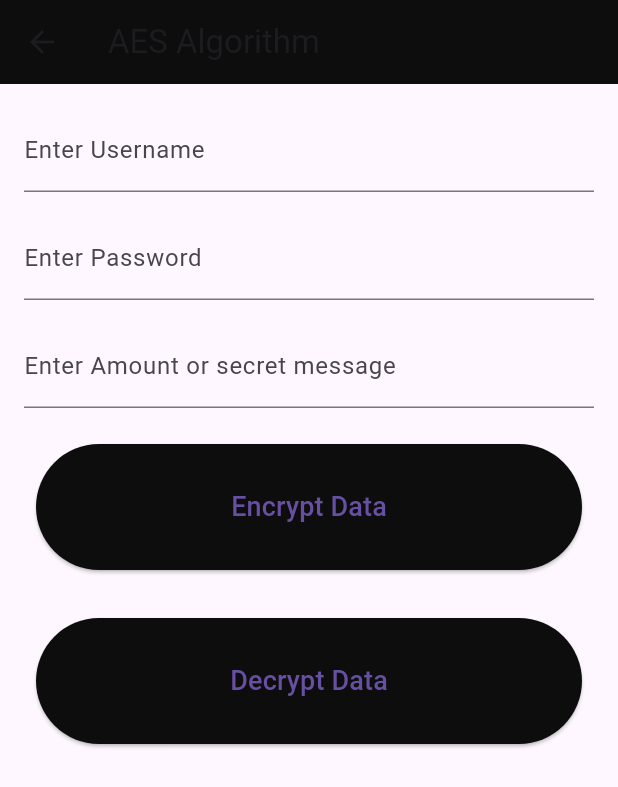
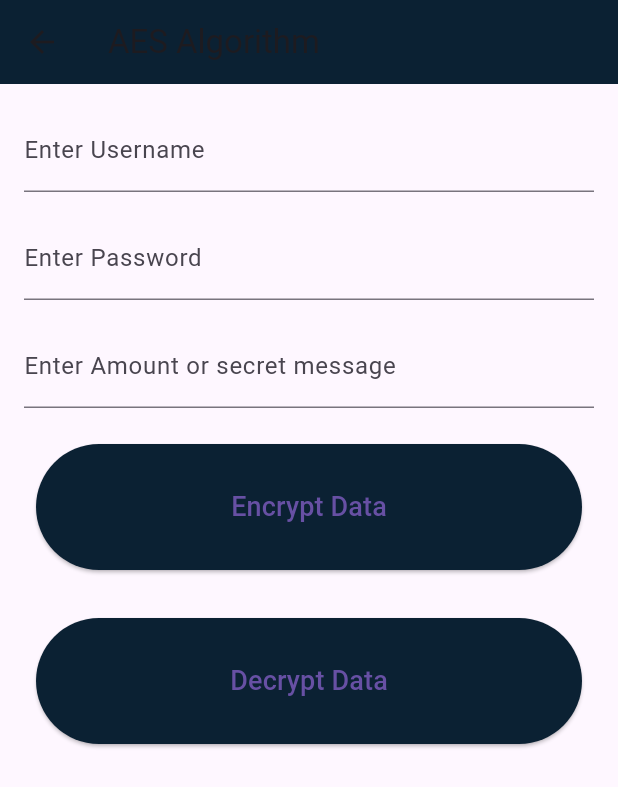
Before and after one commit to ali-haider17/encryption-analysis-app, a Flutter app: the screen it shows after launch, after a tap on "AES Algorithm", on a phone screen of 412 x 824 dp. Shown: the top 787 px of the screen. Run offline on Flutter 3.47's test engine with Material 3 defaults, Android fonts, the phone set to English and light mode, and no system bars; our stand-ins replace easy_splash_screen, firebase_core, firebase_database; missing offline and left inert: pointycastle; accounts and stored records are empty.

Commit message:
Version 1.0

```diff
--- a/lib/decryption_screens/aes_decryption.dart
+++ b/lib/decryption_screens/aes_decryption.dart
@@ -19,7 +19,7 @@ class _AESDecryptionState extends State<AESDecryption> {
     return Scaffold(
       appBar: AppBar(
         title: Text('AES Decryption'),
-        backgroundColor: Color.fromARGB(255, 13, 13, 13),
+        backgroundColor: Color.fromARGB(255, 11, 33, 51),
       ),
       body: Padding(
         padding: const EdgeInsets.all(16.0),
@@ -44,7 +44,7 @@ class _AESDecryptionState extends State<AESDecryption> {
                 padding: const EdgeInsets.all(8.0),
                 child: ElevatedButton(
                   style: ButtonStyle(
-                    backgroundColor: MaterialStateProperty.all(Color.fromARGB(255, 13, 13, 13)),
+                    backgroundColor: MaterialStateProperty.all(Color.fromARGB(255, 11, 33, 51)),
                   ),
                     onPressed: _displayMessage,
                     child: Text('Decrypt Message', style: TextStyle(fontSize: 18)),
--- a/lib/decryption_screens/digest_sha256_decryption.dart
+++ b/lib/decryption_screens/digest_sha256_decryption.dart
@@ -22,7 +22,7 @@ class _DigestSHA256DecryptionState extends State<DigestSHA256Decryption> {
     return Scaffold(
       appBar: AppBar(
         title: Text('Digest SHA256 Decryption'),
-        backgroundColor: Color.fromARGB(255, 13, 13, 13),
+        backgroundColor: Color.fromARGB(255, 11, 33, 51),
       ),
       body: Padding(
         padding: const EdgeInsets.all(16.0),
@@ -47,7 +47,7 @@ class _DigestSHA256DecryptionState extends State<DigestSHA256Decryption> {
                 padding: const EdgeInsets.all(8.0),
                 child: ElevatedButton(
                   style: ButtonStyle(
-                    backgroundColor: MaterialStateProperty.all(Color.fromARGB(255, 13, 13, 13)),
+                    backgroundColor: MaterialStateProperty.all(Color.fromARGB(255, 11, 33, 51)),
                   ),
               onPressed: _displayMessage,
               child: Text('Decrypt Message', style: TextStyle(fontSize: 18)),
--- a/lib/decryption_screens/hmac_decryption.dart
+++ b/lib/decryption_screens/hmac_decryption.dart
@@ -23,7 +23,7 @@ class _HMACDecryptionState extends State<HMACDecryption> {
     return Scaffold(
       appBar: AppBar(
         title: Text('HMAC SHA-256 Decryption'),
-        backgroundColor: Color.fromARGB(255, 13, 13, 13),
+        backgroundColor: Color.fromARGB(255, 11, 33, 51),
       ),
       body: Padding(
         padding: const EdgeInsets.all(16.0),
@@ -48,7 +48,7 @@ class _HMACDecryptionState extends State<HMACDecryption> {
                 padding: const EdgeInsets.all(8.0),
                 child: ElevatedButton(
                   style: ButtonStyle(
-                    backgroundColor: MaterialStateProperty.all(Color.fromARGB(255, 13, 13, 13)),
+                    backgroundColor: MaterialStateProperty.all(Color.fromARGB(255, 11, 33, 51)),
                   ),
                     onPressed: _displayMessage,
                     child: Text('Decrypt Message', style: TextStyle(fontSize: 18)),
--- a/lib/decryption_screens/rsa_decryption.dart
+++ b/lib/decryption_screens/rsa_decryption.dart
@@ -19,7 +19,7 @@ class _RSADecryptionState extends State<RSADecryption> {
     return Scaffold(
       appBar: AppBar(
         title: Text('RSA Decryption'),
-        backgroundColor: Color.fromARGB(255, 13, 13, 13),
+        backgroundColor: Color.fromARGB(255, 11, 33, 51),
       ),
       body: Padding(
         padding: const EdgeInsets.all(16.0),
@@ -44,7 +44,7 @@ class _RSADecryptionState extends State<RSADecryption> {
                 padding: const EdgeInsets.all(8.0),
                 child: ElevatedButton(
                   style: ButtonStyle(
-                    backgroundColor: MaterialStateProperty.all(Color.fromARGB(255, 13, 13, 13)),
+                    backgroundColor: MaterialStateProperty.all(Color.fromARGB(255, 11, 33, 51)),
                   ),
               onPressed: _displayMessage,
               child: Text('Decrypt Message', style: TextStyle(fontSize: 18)),
--- a/lib/main.dart
+++ b/lib/main.dart
@@ -33,12 +33,13 @@ const MyApp({super.key});
       // routes: [],
       home: EasySplashScreen(
         loadingTextPadding: EdgeInsets.all(10),
-        logo: Image.asset("assets/images/encryption_logo.png"), logoWidth: 130,
-        title: Text("Comparative Analysis of \nEncryption Algorithms", style: TextStyle(color: Colors.white, fontSize: 24,), textAlign: TextAlign.center,),
-        backgroundColor: Color.fromARGB(255, 13,13,13,),
+        logo: Image.asset("assets/images/logo.png"), logoWidth: 130,
+        title: Text("Implementation of \nEncryption Algorithms", style: TextStyle(color: Colors.white, fontSize: 24,), textAlign: TextAlign.center,),
+        // backgroundColor: Color.fromARGB(255, 13,13,13,),
+        backgroundImage: AssetImage("assets/images/background.png"),
         durationInSeconds: 5,
         showLoader: false,
-        loadingText: Text("Name: Saad Bin Tariq\nStudent ID: 2356185\nSupervisor: Rasha Hafidh\n\n", style: TextStyle(color: Colors.white), textAlign: TextAlign.center,),
+        loadingText: Text("Loading...", style: TextStyle(color: Colors.white), textAlign: TextAlign.center,),
         navigator: Home(),
          ),
 
--- a/lib/screens/aes_algorithm.dart
+++ b/lib/screens/aes_algorithm.dart
@@ -45,7 +45,7 @@ class _AESEncryptionState extends State<AESEncryption> {
     return Scaffold(
       appBar: AppBar(
         title: Text('AES Algorithm'),
-        backgroundColor: Color.fromARGB(255, 13, 13, 13),
+        backgroundColor: Color.fromARGB(255, 11, 33, 51),
       ),
       body: Padding(
         padding: const EdgeInsets.all(16.0),
@@ -76,7 +76,7 @@ class _AESEncryptionState extends State<AESEncryption> {
                 padding: const EdgeInsets.all(8.0),
                 child: ElevatedButton(
                   style: ButtonStyle(
-                    backgroundColor: MaterialStateProperty.all(Color.fromARGB(255, 13, 13, 13)),
+                    backgroundColor: MaterialStateProperty.all(Color.fromARGB(255, 11, 33, 51)),
                   ),
                   onPressed: () {
                     _encryptMessage(defaultAESKey); // Pass the password
@@ -93,7 +93,7 @@ class _AESEncryptionState extends State<AESEncryption> {
                 padding: const EdgeInsets.all(8.0),
                 child: ElevatedButton(
                   style: ButtonStyle(
-                    backgroundColor: MaterialStateProperty.all(Color.fromARGB(255, 13, 13, 13)),
+                    backgroundColor: MaterialStateProperty.all(Color.fromARGB(255, 11, 33, 51)),
                   ),
                   onPressed: () {
                     Navigator.of(context).pushNamed('/aes_decryption');
--- a/lib/screens/digest_sha256_algorithm.dart
+++ b/lib/screens/digest_sha256_algorithm.dart
@@ -24,7 +24,7 @@ class _DigestSHA256State extends State<DigestSHA256> {
     return Scaffold(
       appBar: AppBar(
         title: Text('SHA-256 Digest Algorithm'),
-        backgroundColor: Color.fromARGB(255, 13, 13, 13),
+        backgroundColor: Color.fromARGB(255, 11, 33, 51),
       ),
       body: Padding(
         padding: const EdgeInsets.all(16.0),
@@ -55,7 +55,7 @@ class _DigestSHA256State extends State<DigestSHA256> {
                 padding: const EdgeInsets.all(8.0),
                 child: ElevatedButton(
                   style: ButtonStyle(
-                    backgroundColor: MaterialStateProperty.all(Color.fromARGB(255, 13, 13, 13)),
+                    backgroundColor: MaterialStateProperty.all(Color.fromARGB(255, 11, 33, 51)),
                   ),
               onPressed: _calculateDigest,
               child: Text('Encrypt Data', style: TextStyle(fontSize: 18)),
@@ -70,7 +70,7 @@ class _DigestSHA256State extends State<DigestSHA256> {
                 padding: const EdgeInsets.all(8.0),
                 child: ElevatedButton(
                   style: ButtonStyle(
-                    backgroundColor: MaterialStateProperty.all(Color.fromARGB(255, 13, 13, 13)),
+                    backgroundColor: MaterialStateProperty.all(Color.fromARGB(255, 11, 33, 51)),
                   ),
                   onPressed: () {
                     Navigator.of(context).pushNamed('/digest_sha256_decryption');
--- a/lib/screens/hmac_algorithm.dart
+++ b/lib/screens/hmac_algorithm.dart
@@ -25,7 +25,7 @@ class _HMACEncryptionState extends State<HMACEncryption> {
     return Scaffold(
       appBar: AppBar(
         title: Text('HMAC SHA-256 Algorithm'),
-        backgroundColor: Color.fromARGB(255, 13, 13, 13),
+        backgroundColor: Color.fromARGB(255, 11, 33, 51),
       ),
       body: Padding(
         padding: const EdgeInsets.all(16.0),
@@ -55,7 +55,7 @@ class _HMACEncryptionState extends State<HMACEncryption> {
                 padding: const EdgeInsets.all(8.0),
                 child: ElevatedButton(
                   style: ButtonStyle(
-                    backgroundColor: MaterialStateProperty.all(Color.fromARGB(255, 13, 13, 13)),
+                    backgroundColor: MaterialStateProperty.all(Color.fromARGB(255, 11, 33, 51)),
                   ),
                   onPressed: () {
                     _calculateHMAC(defaultHMACKey);
@@ -72,7 +72,7 @@ class _HMACEncryptionState extends State<HMACEncryption> {
                 padding: const EdgeInsets.all(8.0),
                 child: ElevatedButton(
                   style: ButtonStyle(
-                    backgroundColor: MaterialStateProperty.all(Color.fromARGB(255, 13, 13, 13)),
+                    backgroundColor: MaterialStateProperty.all(Color.fromARGB(255, 11, 33, 51)),
                   ),
                   onPressed: () {
                     Navigator.of(context).pushNamed('/hmac_decryption');
--- a/lib/screens/home.dart
+++ b/lib/screens/home.dart
@@ -1,10 +1,20 @@
 import 'package:flutter/material.dart';
+import 'dart:io';
 
 class Home extends StatelessWidget {
   Widget build(BuildContext context) {
     return Scaffold(
       appBar: AppBar(
-        title: Text('Comparative Encryption Analysis'), backgroundColor: Color.fromARGB(255, 13,13,13,),
+        title: Text('Comparative Encryption Analysis'), backgroundColor: Color.fromARGB(255, 11, 33, 51),
+        actions: [
+          IconButton(
+            icon: Icon(Icons.exit_to_app),
+            onPressed: () {
+              // Add exit functionality here
+              exit(0);
+            },
+          ),
+        ],
       ),
       body: SingleChildScrollView(
         child: Center(
@@ -30,7 +40,7 @@ class Home extends StatelessWidget {
                   child: Padding(
                     padding: const EdgeInsets.all(8.0), // Set the desired padding
                     child: ElevatedButton(
-                      style: ButtonStyle(backgroundColor: MaterialStateProperty.all(Color.fromARGB(255, 13, 13, 13)),),
+                      style: ButtonStyle(backgroundColor: MaterialStateProperty.all(Color.fromARGB(255, 11, 33, 51)),),
                       onPressed: () {
                         // Navigate to the AES algorithm screen
                         Navigator.of(context).pushNamed('/aes_algorithm');
@@ -53,7 +63,7 @@ class Home extends StatelessWidget {
                   child: Padding(
                     padding: const EdgeInsets.all(8.0), // Set the desired padding
                     child: ElevatedButton(
-                      style: ButtonStyle(backgroundColor: MaterialStateProperty.all(Color.fromARGB(255, 13, 13, 13)),),
+                      style: ButtonStyle(backgroundColor: MaterialStateProperty.all(Color.fromARGB(255, 11, 33, 51)),),
                       onPressed: () {
                         // Navigate to the RSA algorithm screen
                         Navigator.of(context).pushNamed('/rsa_algorithm');
@@ -76,7 +86,7 @@ class Home extends StatelessWidget {
                   child: Padding(
                     padding: const EdgeInsets.all(8.0), // Set the desired padding
                     child: ElevatedButton(
-                      style: ButtonStyle(backgroundColor: MaterialStateProperty.all(Color.fromARGB(255, 13, 13, 13)),),
+                      style: ButtonStyle(backgroundColor: MaterialStateProperty.all(Color.fromARGB(255, 11, 33, 51)),),
                       onPressed: () {
                         // Navigate to the HMAC algorithm screen
                         Navigator.of(context).pushNamed('/hmac_algorithm');
@@ -99,7 +109,7 @@ class Home extends StatelessWidget {
                   child: Padding(
                     padding: const EdgeInsets.all(8.0), // Set the desired padding
                     child: ElevatedButton(
-                      style: ButtonStyle(backgroundColor: MaterialStateProperty.all(Color.fromARGB(255, 13, 13, 13)),),
+                      style: ButtonStyle(backgroundColor: MaterialStateProperty.all(Color.fromARGB(255, 11, 33, 51)),),
                       onPressed: () {
                         // Navigate to the Digest algorithm screen
                         Navigator.of(context).pushNamed('/digest_sha256_algorithm');
--- a/lib/screens/rsa_algorithm.dart
+++ b/lib/screens/rsa_algorithm.dart
@@ -27,7 +27,7 @@ class _RSAEncryptionState extends State<RSAEncryption> {
     return Scaffold(
       appBar: AppBar(
         title: Text('RSA Algorithm'),
-        backgroundColor: Color.fromARGB(255, 13, 13, 13),
+        backgroundColor: Color.fromARGB(255, 11, 33, 51),
       ),
       body: Padding(
         padding: const EdgeInsets.all(16.0),
@@ -57,7 +57,7 @@ class _RSAEncryptionState extends State<RSAEncryption> {
                 padding: const EdgeInsets.all(8.0),
                 child: ElevatedButton(
                   style: ButtonStyle(
-                    backgroundColor: MaterialStateProperty.all(Color.fromARGB(255, 13, 13, 13)),
+                    backgroundColor: MaterialStateProperty.all(Color.fromARGB(255, 11, 33, 51)),
                   ),
               onPressed: _encryptMessage,
               child: Text('Encrypt Data', style: TextStyle(fontSize: 18)),
@@ -72,7 +72,7 @@ class _RSAEncryptionState extends State<RSAEncryption> {
                 padding: const EdgeInsets.all(8.0),
                 child: ElevatedButton(
                   style: ButtonStyle(
-                    backgroundColor: MaterialStateProperty.all(Color.fromARGB(255, 13, 13, 13)),
+                    backgroundColor: MaterialStateProperty.all(Color.fromARGB(255, 11, 33, 51)),
                   ),
                   onPressed: () {
                     Navigator.of(context).pushNamed('/rsa_decryption');
```
Also changed, not shown: pubspec.yaml (+7 -5 lines), assets/images/app.png (added), assets/images/app_icon.png (deleted), assets/images/background.png (added), assets/images/encryption_logo.png (deleted), assets/images/logo.png (added), 39 other files.
